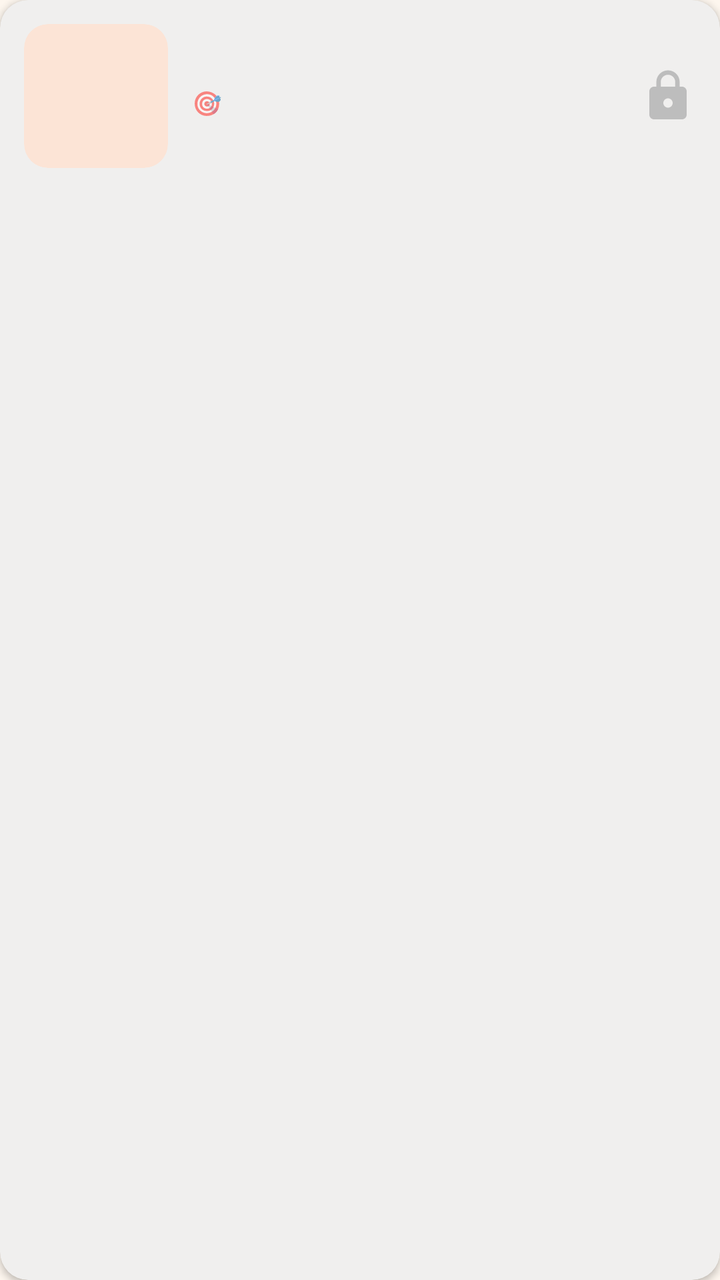
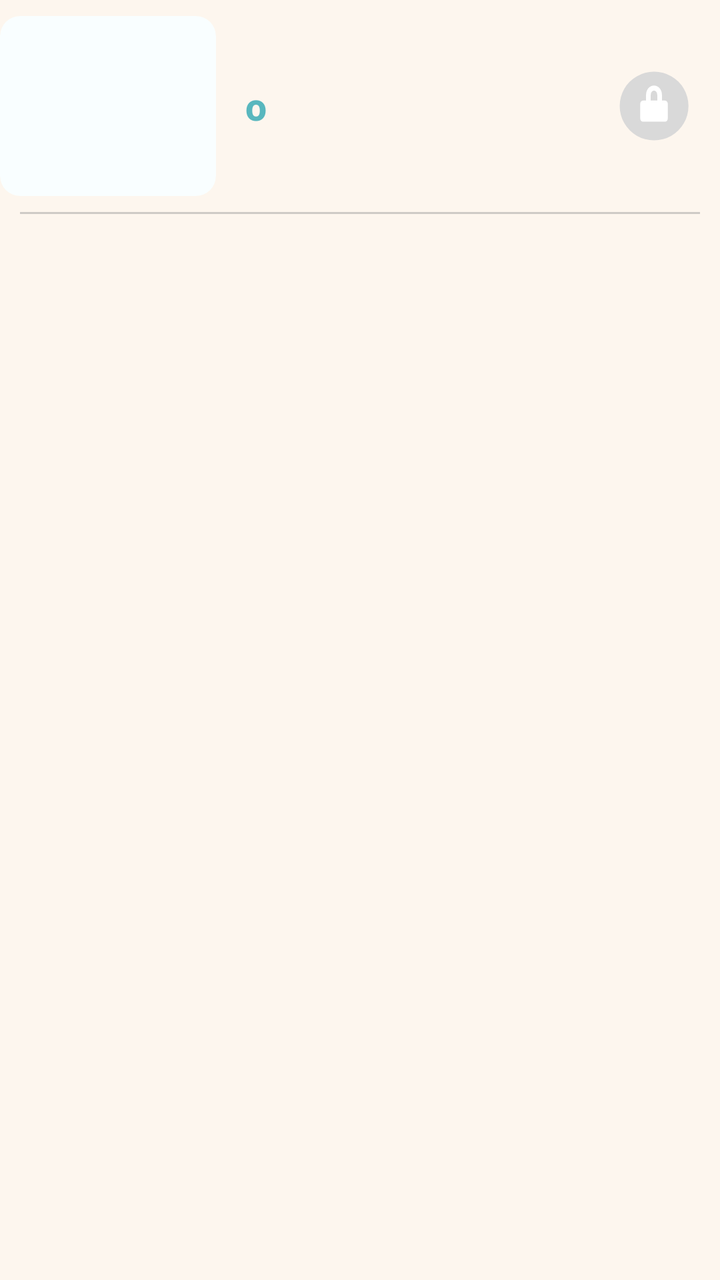

An Android layout rendered at two revisions. The XML below is the earlier revision; the diff shows what the commit changed to produce the second picture.
<!-- AndroidManifest.xml: application theme Theme.TalentBaby -->
<!-- res/layout/item_today_activity.xml -->
<?xml version="1.0" encoding="utf-8"?>
<com.google.android.material.card.MaterialCardView
    xmlns:android="http://schemas.android.com/apk/res/android"
    xmlns:app="http://schemas.android.com/apk/res-auto"
    android:layout_width="match_parent"
    android:layout_height="wrap_content"
    android:layout_marginBottom="10dp"
    app:cardCornerRadius="14dp"
    app:cardElevation="2dp"
    app:cardBackgroundColor="@color/card_background"
    app:strokeWidth="0dp"
    android:clickable="true"
    android:focusable="true">

    <LinearLayout
        android:layout_width="match_parent"
        android:layout_height="wrap_content"
        android:orientation="horizontal"
        android:gravity="center_vertical"
        android:padding="12dp">

        
        <com.google.android.material.card.MaterialCardView
            android:layout_width="72dp"
            android:layout_height="72dp"
            app:cardCornerRadius="12dp"
            app:cardElevation="0dp"
            app:cardBackgroundColor="@color/primary_container">

            <ImageView
                android:id="@+id/imageActivity"
                android:layout_width="match_parent"
                android:layout_height="match_parent"
                android:scaleType="centerCrop"
                android:contentDescription="@string/activities_title" />
        </com.google.android.material.card.MaterialCardView>

        
        <LinearLayout
            android:layout_width="0dp"
            android:layout_height="wrap_content"
            android:layout_weight="1"
            android:orientation="vertical"
            android:layout_marginStart="12dp">

            
            <TextView
                android:id="@+id/textActivityName"
                android:layout_width="match_parent"
                android:layout_height="wrap_content"
                android:textSize="15sp"
                android:textStyle="bold"
                android:textColor="@color/text_primary"
                android:maxLines="1"
                android:ellipsize="end" />

            
            <LinearLayout
                android:layout_width="wrap_content"
                android:layout_height="wrap_content"
                android:orientation="horizontal"
                android:gravity="center_vertical"
                android:layout_marginTop="3dp">

                <TextView
                    android:id="@+id/textSubCategoryIcon"
                    android:layout_width="wrap_content"
                    android:layout_height="wrap_content"
                    android:text="🎯"
                    android:textSize="12sp"
                    android:layout_marginEnd="4dp" />

                <TextView
                    android:id="@+id/textActivityCategory"
                    android:layout_width="wrap_content"
                    android:layout_height="wrap_content"
                    android:textSize="12sp"
                    android:textColor="@color/text_secondary" />
            </LinearLayout>

            
            <TextView
                android:id="@+id/textDoneByBabies"
                android:layout_width="wrap_content"
                android:layout_height="wrap_content"
                android:textSize="11sp"
                android:textColor="@color/text_secondary"
                android:layout_marginTop="2dp" />
        </LinearLayout>

        
        <LinearLayout
            android:layout_width="wrap_content"
            android:layout_height="wrap_content"
            android:orientation="vertical"
            android:gravity="center"
            android:layout_marginStart="8dp">

            <TextView
                android:id="@+id/textDuration"
                android:layout_width="wrap_content"
                android:layout_height="wrap_content"
                android:textSize="11sp"
                android:textColor="@color/text_secondary"
                android:layout_marginBottom="6dp"
                android:visibility="gone" />

            <ImageView
                android:id="@+id/iconStatus"
                android:layout_width="28dp"
                android:layout_height="28dp"
                android:src="@drawable/ic_lock"
                android:contentDescription="Status" />
        </LinearLayout>

    </LinearLayout>
</com.google.android.material.card.MaterialCardView>
<!-- resources referenced by this layout -->
<resources>
  <color name="card_background">#FFFFFFFF</color>
  <color name="primary_container">#FFFCE4D6</color>
  <color name="text_primary">#FF2B1F1A</color>
  <color name="text_secondary">#FF9A8A80</color>
  <!-- drawable ic_lock (drawable) -->
  <?xml version="1.0" encoding="utf-8"?>
  <vector xmlns:android="http://schemas.android.com/apk/res/android"
      android:width="24dp"
      android:height="24dp"
      android:viewportWidth="24"
      android:viewportHeight="24">
      <path
          android:fillColor="#BDBDBD"
          android:pathData="M18,8h-1V6c0-2.76-2.24-5-5-5S7,3.24 7,6v2H6c-1.1,0-2,0.9-2,2v10c0,1.1 0.9,2 2,2h12c1.1,0 2-0.9 2-2V10C20,8.9 19.1,8 18,8zM12,17c-1.1,0-2-0.9-2-2s0.9-2 2-2 2,0.9 2,2S13.1,17 12,17zM15.1,8H8.9V6c0-1.71 1.39-3.1 3.1-3.1 1.71,0 3.1,1.39 3.1,3.1V8z" />
  </vector>
  <style name="Theme.TalentBaby" parent="Theme.MaterialComponents.DayNight.NoActionBar">
          
          <item name="colorPrimary">@color/primary</item>
          <item name="colorPrimaryVariant">@color/primary_dark</item>
          <item name="colorOnPrimary">@color/white</item>
          
          <item name="colorSecondary">@color/secondary</item>
          <item name="colorSecondaryVariant">@color/secondary_dark</item>
          <item name="colorOnSecondary">@color/white</item>
          
          <item name="colorSurface">@color/surface</item>
          <item name="colorOnSurface">@color/text_primary</item>
          <item name="android:colorBackground">@color/background</item>
          <item name="android:windowBackground">@color/background</item>
          
          <item name="android:statusBarColor">@color/background</item>
          <item name="android:windowLightStatusBar">true</item>
          
          <item name="elevationOverlayEnabled">true</item>
          
          <item name="android:fontFamily">sans-serif-medium</item>
      </style>
  <color name="primary">#FFD96E4B</color>
  <color name="primary_dark">#FFBA5535</color>
  <color name="white">#FFFFFFFF</color>
  <color name="secondary">#FFE8B14A</color>
  <color name="surface">#FFFFFFFF</color>
  <color name="background">#FFFDF6EE</color>
  <!-- unchanged entries left out for length: 2 -->
</resources>

<!-- the commit's change to res/layout/item_today_activity.xml (unified diff, before → after) -->
@@ -1,117 +1,138 @@
 <?xml version="1.0" encoding="utf-8"?>
-<com.google.android.material.card.MaterialCardView
+<LinearLayout
     xmlns:android="http://schemas.android.com/apk/res/android"
     xmlns:app="http://schemas.android.com/apk/res-auto"
     android:layout_width="match_parent"
     android:layout_height="wrap_content"
-    android:layout_marginBottom="10dp"
-    app:cardCornerRadius="14dp"
-    app:cardElevation="2dp"
-    app:cardBackgroundColor="@color/card_background"
-    app:strokeWidth="0dp"
+    android:orientation="vertical"
     android:clickable="true"
     android:focusable="true">
 
     <LinearLayout
         android:layout_width="match_parent"
-        android:layout_height="wrap_content"
+        android:layout_height="106dp"
+        android:gravity="center_vertical"
         android:orientation="horizontal"
-        android:gravity="center_vertical"
-        android:padding="12dp">
+        android:paddingStart="0dp"
+        android:paddingEnd="0dp">
 
-        
         <com.google.android.material.card.MaterialCardView
-            android:layout_width="72dp"
-            android:layout_height="72dp"
-            app:cardCornerRadius="12dp"
+            android:layout_width="108dp"
+            android:layout_height="90dp"
+            android:layout_marginStart="0dp"
+            app:cardBackgroundColor="@color/home_card_surface"
+            app:cardCornerRadius="10dp"
             app:cardElevation="0dp"
-            app:cardBackgroundColor="@color/primary_container">
+            app:strokeWidth="0dp">
 
             <ImageView
                 android:id="@+id/imageActivity"
                 android:layout_width="match_parent"
                 android:layout_height="match_parent"
-                android:scaleType="centerCrop"
-                android:contentDescription="@string/activities_title" />
+                android:contentDescription="@string/activities_title"
+                android:scaleType="centerCrop" />
         </com.google.android.material.card.MaterialCardView>
 
-        
         <LinearLayout
             android:layout_width="0dp"
-            android:layout_height="wrap_content"
+            android:layout_height="match_parent"
+            android:layout_marginStart="8dp"
             android:layout_weight="1"
-            android:orientation="vertical"
-            android:layout_marginStart="12dp">
+            android:gravity="center_vertical"
+            android:orientation="vertical">
 
-            
             <TextView
                 android:id="@+id/textActivityName"
                 android:layout_width="match_parent"
                 android:layout_height="wrap_content"
-                android:textSize="15sp"
-                android:textStyle="bold"
-                android:textColor="@color/text_primary"
+                android:ellipsize="end"
                 android:maxLines="1"
-                android:ellipsize="end" />
+                android:textColor="@color/home_text_dark"
+                android:textSize="17sp"
+                android:textStyle="bold" />
 
-            
             <LinearLayout
                 android:layout_width="wrap_content"
                 android:layout_height="wrap_content"
-                android:orientation="horizontal"
+                android:layout_marginTop="7dp"
                 android:gravity="center_vertical"
-                android:layout_marginTop="3dp">
+                android:orientation="horizontal">
 
                 <TextView
                     android:id="@+id/textSubCategoryIcon"
-                    android:layout_width="wrap_content"
-                    android:layout_height="wrap_content"
-                    android:text="🎯"
-                    android:textSize="12sp"
-                    android:layout_marginEnd="4dp" />
+                    android:layout_width="24dp"
+                    android:layout_height="24dp"
+                    android:gravity="center"
+                    android:text="o"
+                    android:textColor="@color/home_teal"
+                    android:textSize="19sp"
+                    android:textStyle="bold" />
 
                 <TextView
                     android:id="@+id/textActivityCategory"
                     android:layout_width="wrap_content"
                     android:layout_height="wrap_content"
-                    android:textSize="12sp"
-                    android:textColor="@color/text_secondary" />
+                    android:layout_marginStart="5dp"
+                    android:ellipsize="end"
+                    android:maxLines="1"
+                    android:textColor="@color/home_text_muted"
+                    android:textSize="14sp"
+                    android:textStyle="bold" />
             </LinearLayout>
 
-            
             <TextView
                 android:id="@+id/textDoneByBabies"
                 android:layout_width="wrap_content"
                 android:layout_height="wrap_content"
-                android:textSize="11sp"
-                android:textColor="@color/text_secondary"
-                android:layout_marginTop="2dp" />
+                android:layout_marginTop="14dp"
+                android:textColor="@color/home_text_muted"
+                android:textSize="13sp" />
         </LinearLayout>
 
-        
         <LinearLayout
-            android:layout_width="wrap_content"
-            android:layout_height="wrap_content"
-            android:orientation="vertical"
+            android:layout_width="66dp"
+            android:layout_height="match_parent"
             android:gravity="center"
-            android:layout_marginStart="8dp">
+            android:orientation="vertical">
 
             <TextView
                 android:id="@+id/textDuration"
                 android:layout_width="wrap_content"
                 android:layout_height="wrap_content"
-                android:textSize="11sp"
-                android:textColor="@color/text_secondary"
-                android:layout_marginBottom="6dp"
+                android:layout_marginBottom="12dp"
+                android:textColor="@color/home_text_muted"
+                android:textSize="13sp"
                 android:visibility="gone" />
 
-            <ImageView
-                android:id="@+id/iconStatus"
-                android:layout_width="28dp"
-                android:layout_height="28dp"
-                android:src="@drawable/ic_lock"
-                android:contentDescription="Status" />
+            <LinearLayout
+                android:layout_width="wrap_content"
+                android:layout_height="46dp"
+                android:gravity="center"
+                android:orientation="horizontal">
+
+                <ImageView
+                    android:id="@+id/iconBookmark"
+                    android:layout_width="34dp"
+                    android:layout_height="34dp"
+                    android:layout_marginEnd="4dp"
+                    android:contentDescription="Bookmark"
+                    android:src="@drawable/ic_bookmark_outline"
+                    android:visibility="gone" />
+
+                <ImageView
+                    android:id="@+id/iconStatus"
+                    android:layout_width="38dp"
+                    android:layout_height="38dp"
+                    android:contentDescription="Status"
+                    android:src="@drawable/ic_activity_lock" />
+            </LinearLayout>
         </LinearLayout>
+    </LinearLayout>
 
-    </LinearLayout>
-</com.google.android.material.card.MaterialCardView>
+    <View
+        android:layout_width="match_parent"
+        android:layout_height="1dp"
+        android:layout_marginStart="10dp"
+        android:layout_marginEnd="10dp"
+        android:background="#668A8A8A" />
+</LinearLayout>
<!-- resource entries referenced after the edit -->
@@ -1,20 +1,38 @@
 <!-- resources referenced by this layout -->
 <resources>
-  <color name="card_background">#FFFFFFFF</color>
-  <color name="primary_container">#FFFCE4D6</color>
-  <color name="text_primary">#FF2B1F1A</color>
-  <color name="text_secondary">#FF9A8A80</color>
-  <!-- drawable ic_lock (drawable) -->
+  <color name="home_card_surface">#FFF9FEFF</color>
+  <color name="home_teal">#FF58B7BE</color>
+  <color name="home_text_dark">#FF4F4F56</color>
+  <color name="home_text_muted">#FF7F8286</color>
+  <!-- drawable ic_activity_lock (drawable) -->
   <?xml version="1.0" encoding="utf-8"?>
   <vector xmlns:android="http://schemas.android.com/apk/res/android"
-      android:width="24dp"
-      android:height="24dp"
-      android:viewportWidth="24"
-      android:viewportHeight="24">
+      android:width="42dp"
+      android:height="42dp"
+      android:viewportWidth="42"
+      android:viewportHeight="42">
       <path
-          android:fillColor="#BDBDBD"
-          android:pathData="M18,8h-1V6c0-2.76-2.24-5-5-5S7,3.24 7,6v2H6c-1.1,0-2,0.9-2,2v10c0,1.1 0.9,2 2,2h12c1.1,0 2-0.9 2-2V10C20,8.9 19.1,8 18,8zM12,17c-1.1,0-2-0.9-2-2s0.9-2 2-2 2,0.9 2,2S13.1,17 12,17zM15.1,8H8.9V6c0-1.71 1.39-3.1 3.1-3.1 1.71,0 3.1,1.39 3.1,3.1V8z" />
+          android:fillColor="#FFD9D9D9"
+          android:pathData="M21,2a19,19 0,1 0,0.1 0" />
+      <path
+          android:fillColor="#FFFFFFFF"
+          android:pathData="M27,18h-1.6v-3.1c0,-3 -2,-5.2 -4.4,-5.2s-4.4,2.2 -4.4,5.2V18H15c-0.9,0 -1.6,0.8 -1.6,1.7v8.3c0,0.9 0.7,1.7 1.6,1.7h12c0.9,0 1.6,-0.8 1.6,-1.7v-8.3c0,-0.9 -0.7,-1.7 -1.6,-1.7zM19.2,18v-3.1c0,-1.4 0.8,-2.4 1.8,-2.4s1.8,1 1.8,2.4V18h-3.6z" />
   </vector>
+  <!-- drawable ic_bookmark_outline (drawable) -->
+  <?xml version="1.0" encoding="utf-8"?>
+  <vector xmlns:android="http://schemas.android.com/apk/res/android"
+      android:width="28dp"
+      android:height="28dp"
+      android:viewportWidth="28"
+      android:viewportHeight="28">
+      <path
+          android:fillColor="@android:color/transparent"
+          android:pathData="M9,5.5h10c0.83,0 1.5,0.67 1.5,1.5v15.5L14,18.5l-6.5,4V7c0,-0.83 0.67,-1.5 1.5,-1.5z"
+          android:strokeWidth="2.2"
+          android:strokeColor="@color/home_teal"
+          android:strokeLineJoin="round" />
+  </vector>
+  <color name="text_primary">#FF2B1F1A</color>
   <style name="Theme.TalentBaby" parent="Theme.MaterialComponents.DayNight.NoActionBar">
           
           <item name="colorPrimary">@color/primary</item>
@@ -29,9 +47,12 @@
           <item name="colorOnSurface">@color/text_primary</item>
           <item name="android:colorBackground">@color/background</item>
           <item name="android:windowBackground">@color/background</item>
+          <item name="android:windowAnimationStyle">@style/Animation.TalentBaby.None</item>
+          <item name="android:forceDarkAllowed">false</item>
           
-          <item name="android:statusBarColor">@color/background</item>
-          <item name="android:windowLightStatusBar">true</item>
+          <item name="android:statusBarColor">@color/app_header_start</item>
+          <item name="android:navigationBarColor">@color/white</item>
+          <item name="android:windowLightStatusBar">false</item>
           
           <item name="elevationOverlayEnabled">true</item>
           
@@ -43,6 +64,21 @@
   <color name="secondary">#FFE8B14A</color>
   <color name="surface">#FFFFFFFF</color>
   <color name="background">#FFFDF6EE</color>
+  <style name="Animation.TalentBaby.None" parent="@android:style/Animation">
+          <item name="android:activityOpenEnterAnimation">@null</item>
+          <item name="android:activityOpenExitAnimation">@null</item>
+          <item name="android:activityCloseEnterAnimation">@null</item>
+          <item name="android:activityCloseExitAnimation">@null</item>
+          <item name="android:taskOpenEnterAnimation">@null</item>
+          <item name="android:taskOpenExitAnimation">@null</item>
+          <item name="android:taskCloseEnterAnimation">@null</item>
+          <item name="android:taskCloseExitAnimation">@null</item>
+          <item name="android:taskToFrontEnterAnimation">@null</item>
+          <item name="android:taskToFrontExitAnimation">@null</item>
+          <item name="android:taskToBackEnterAnimation">@null</item>
+          <item name="android:taskToBackExitAnimation">@null</item>
+      </style>
+  <color name="app_header_start">#FFC8EEF4</color>
   <!-- unchanged entries left out for length: 2 -->
 </resources>
 
